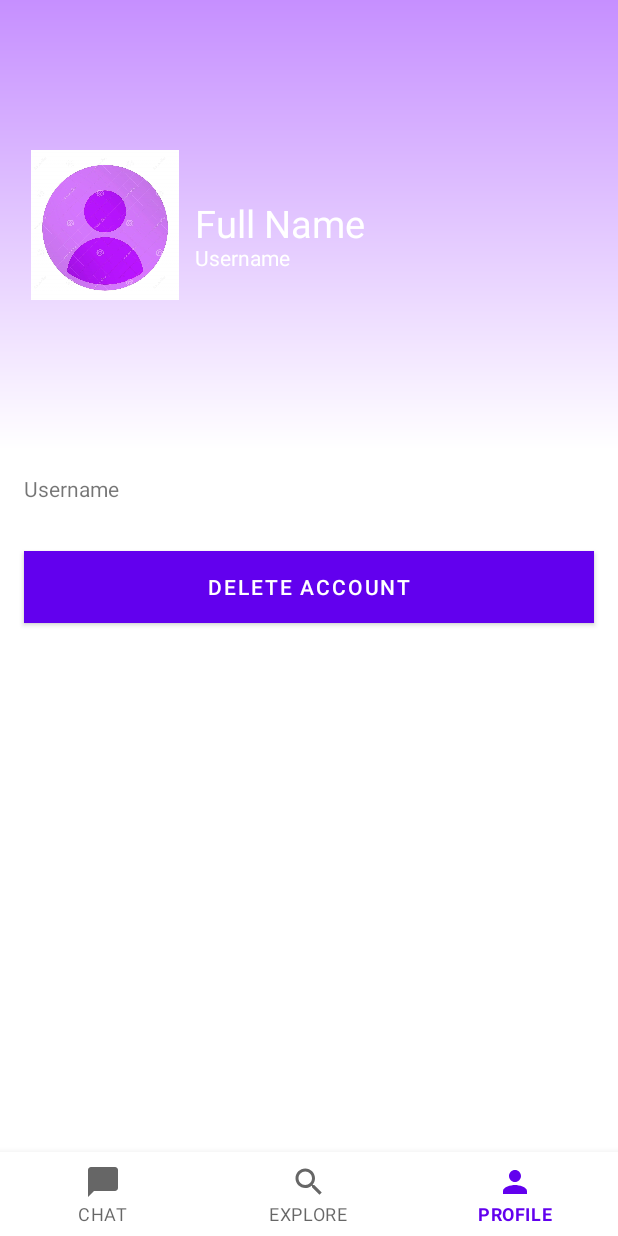
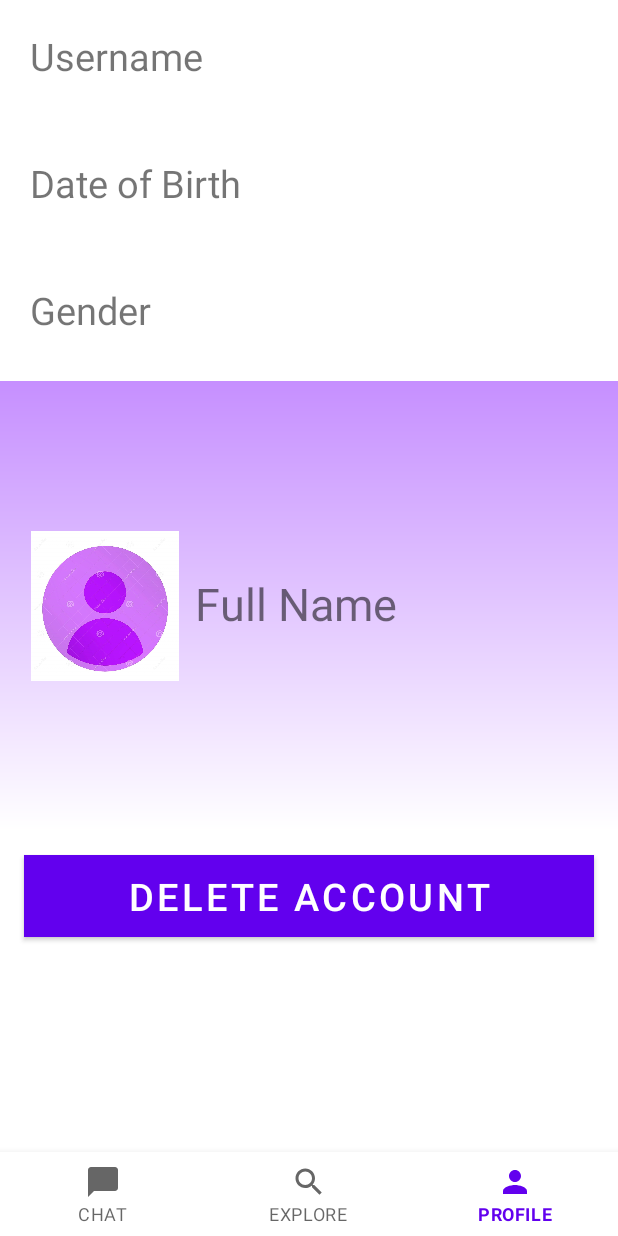
Before and after one commit to saketha-yellanki/Find-Yourself, an Android app: the screen it shows after launch once a user with an empty profile is signed in (MainActivity), item 3 of the bottom bar chosen, on a phone screen of 412 x 824 dp. Run offline under Robolectric (Android 15) with nearby library versions, the phone set to English and light mode, and no system bars; our stand-ins replace Firebase (no records; nobody signed in at launch, a user with empty details on screens opened directly); Roboto replaces fonts that are not available here; 4 statements that could not run were skipped.

Commit message:
profile ui
Signed-off-by: harshithav5 <harshithav5600@gmail.com>

```diff
--- a/FindYourself/app/src/main/res/layout/fragment_profile.xml
+++ b/FindYourself/app/src/main/res/layout/fragment_profile.xml
@@ -9,6 +9,56 @@
         android:layout_width="match_parent"
         android:layout_height="match_parent"
         android:orientation="vertical">
+
+        <LinearLayout
+            android:layout_width="match_parent"
+            android:layout_height="wrap_content"
+            android:orientation="vertical"
+            android:layout_margin="20dp">
+
+            <com.google.android.material.textview.MaterialTextView
+                android:layout_width="match_parent"
+                android:layout_height="wrap_content"
+                android:layout_marginBottom="10dp"
+                android:text="@string/username"
+                android:textSize="25sp" />
+
+
+        </LinearLayout>
+
+        <LinearLayout
+            android:layout_width="match_parent"
+            android:layout_height="wrap_content"
+            android:layout_margin="20dp"
+            android:orientation="vertical">
+
+            <com.google.android.material.textview.MaterialTextView
+                android:layout_width="match_parent"
+                android:layout_height="wrap_content"
+                android:layout_marginBottom="10dp"
+                android:text="@string/dob_et"
+
+                android:textSize="25sp" />
+
+
+        </LinearLayout>
+
+        <LinearLayout
+            android:layout_width="match_parent"
+            android:layout_height="wrap_content"
+            android:layout_margin="20dp"
+            android:orientation="vertical">
+
+            <com.google.android.material.textview.MaterialTextView
+                android:layout_width="match_parent"
+                android:layout_height="wrap_content"
+                android:layout_marginBottom="10dp"
+                android:text="@string/gender_et"
+
+                android:textSize="25sp" />
+
+
+        </LinearLayout>
 
         <RelativeLayout
             android:layout_width="match_parent"
@@ -32,33 +82,10 @@
                 android:layout_toRightOf="@id/profile_image"
                 android:includeFontPadding="false"
                 android:text="@string/fullname"
-                android:textColor="#ffffff"
-                android:textSize="25sp" />
+                android:textSize="30sp" />
 
-            <com.google.android.material.textview.MaterialTextView
-                android:layout_width="wrap_content"
-                android:layout_height="wrap_content"
-                android:layout_below="@id/full_name"
-                android:layout_marginLeft="10dp"
-                android:layout_toRightOf="@id/profile_image"
-                android:includeFontPadding="false"
-                android:text="@string/username"
-                android:textColor="#ffffff"
-                android:textSize="14sp" />
+
         </RelativeLayout>
-
-        <LinearLayout
-            android:layout_width="match_parent"
-            android:layout_height="wrap_content"
-            android:orientation="vertical"
-            android:layout_margin="16dp">
-
-            <com.google.android.material.textview.MaterialTextView
-                android:layout_width="match_parent"
-                android:layout_height="wrap_content"
-                android:text="@string/username" />
-
-        </LinearLayout>
 
         <com.google.android.material.button.MaterialButton
             android:layout_width="match_parent"
@@ -66,6 +93,7 @@
             android:layout_margin="16dp"
             android:background="@color/colorPrimary"
             android:text="@string/delete_acc"
+            android:textSize="25sp"
             android:textColor="@android:color/white">
 
         </com.google.android.material.button.MaterialButton>
--- a/FindYourself/app/src/main/res/values/strings.xml
+++ b/FindYourself/app/src/main/res/values/strings.xml
@@ -28,4 +28,6 @@
     <string name="profile">PROFILE</string>
     <string name="delete_acc">DELETE ACCOUNT</string>
     <string name="update_acc">Update Profile</string>
+    <string name="gender">string</string>
+    <string name="gender_et">Gender</string>
 </resources>
```
